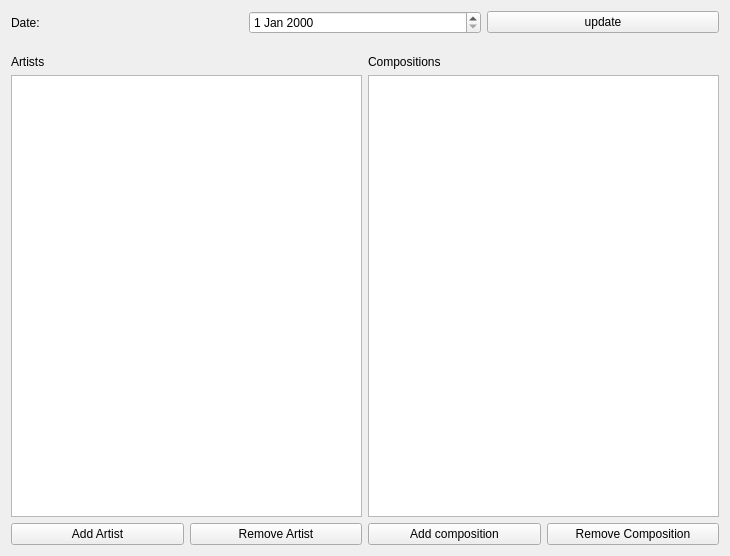
SergySanJj/Music-Chart, file MusicChart/mainwindow.ui: the form before one commit.
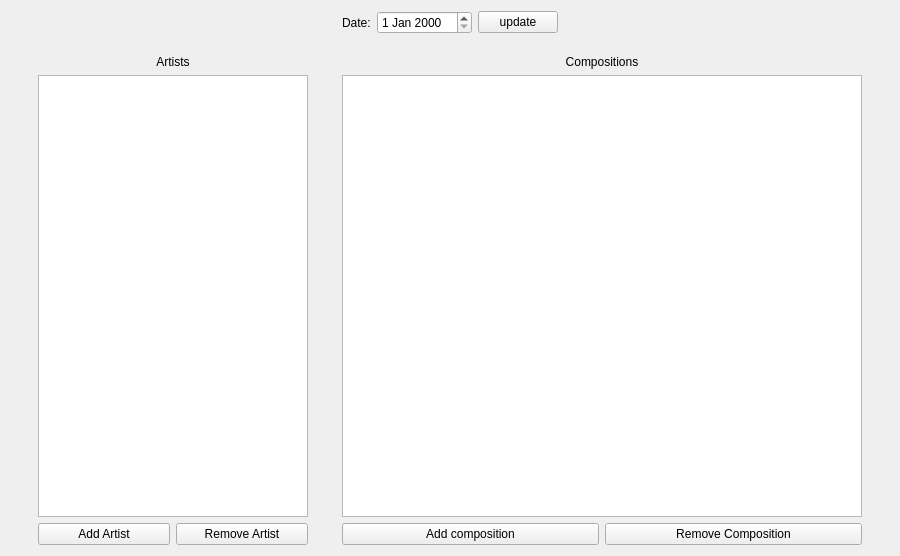
The form after the commit.

Commit message: Make GUI adaptive

```diff
--- a/MusicChart/mainwindow.ui
+++ b/MusicChart/mainwindow.ui
@@ -6,7 +6,7 @@
    <rect>
     <x>0</x>
     <y>0</y>
-    <width>730</width>
+    <width>900</width>
     <height>556</height>
    </rect>
   </property>
@@ -17,6 +17,19 @@
    <layout class="QGridLayout" name="gridLayout">
     <item row="0" column="0">
      <layout class="QHBoxLayout" name="horizontalLayout_2">
+      <item>
+       <spacer name="horizontalSpacer_3">
+        <property name="orientation">
+         <enum>Qt::Horizontal</enum>
+        </property>
+        <property name="sizeHint" stdset="0">
+         <size>
+          <width>40</width>
+          <height>20</height>
+         </size>
+        </property>
+       </spacer>
+      </item>
       <item>
        <widget class="QLabel" name="label">
         <property name="text">
@@ -34,21 +47,66 @@
         </property>
        </widget>
       </item>
+      <item>
+       <spacer name="horizontalSpacer_2">
+        <property name="orientation">
+         <enum>Qt::Horizontal</enum>
+        </property>
+        <property name="sizeHint" stdset="0">
+         <size>
+          <width>40</width>
+          <height>20</height>
+         </size>
+        </property>
+       </spacer>
+      </item>
      </layout>
     </item>
     <item row="2" column="0">
      <layout class="QHBoxLayout" name="horizontalLayout">
+      <item>
+       <spacer name="horizontalSpacer_4">
+        <property name="orientation">
+         <enum>Qt::Horizontal</enum>
+        </property>
+        <property name="sizeHint" stdset="0">
+         <size>
+          <width>40</width>
+          <height>20</height>
+         </size>
+        </property>
+       </spacer>
+      </item>
       <item>
        <layout class="QVBoxLayout" name="verticalLayout">
+        <property name="sizeConstraint">
+         <enum>QLayout::SetDefaultConstraint</enum>
+        </property>
         <item>
          <widget class="QLabel" name="label_2">
           <property name="text">
            <string>Artists</string>
           </property>
+          <property name="alignment">
+           <set>Qt::AlignCenter</set>
+          </property>
          </widget>
         </item>
         <item>
-         <widget class="QTableView" name="ArtistsView"/>
+         <widget class="QTableView" name="ArtistsView">
+          <property name="minimumSize">
+           <size>
+            <width>270</width>
+            <height>0</height>
+           </size>
+          </property>
+          <property name="maximumSize">
+           <size>
+            <width>250</width>
+            <height>16777215</height>
+           </size>
+          </property>
+         </widget>
         </item>
         <item>
          <layout class="QHBoxLayout" name="horizontalLayout_3">
@@ -70,6 +128,22 @@
         </item>
        </layout>
       </item>
+      <item>
+       <spacer name="horizontalSpacer">
+        <property name="orientation">
+         <enum>Qt::Horizontal</enum>
+        </property>
+        <property name="sizeType">
+         <enum>QSizePolicy::Expanding</enum>
+        </property>
+        <property name="sizeHint" stdset="0">
+         <size>
+          <width>40</width>
+          <height>20</height>
+         </size>
+        </property>
+       </spacer>
+      </item>
       <item>
        <layout class="QVBoxLayout" name="verticalLayout_2">
         <item>
@@ -77,10 +151,20 @@
           <property name="text">
            <string>Compositions</string>
           </property>
+          <property name="alignment">
+           <set>Qt::AlignCenter</set>
+          </property>
          </widget>
         </item>
         <item>
-         <widget class="QTableView" name="compositionsView"/>
+         <widget class="QTableView" name="compositionsView">
+          <property name="minimumSize">
+           <size>
+            <width>520</width>
+            <height>0</height>
+           </size>
+          </property>
+         </widget>
         </item>
         <item>
          <layout class="QHBoxLayout" name="horizontalLayout_4">
@@ -102,6 +186,19 @@
         </item>
        </layout>
       </item>
+      <item>
+       <spacer name="horizontalSpacer_5">
+        <property name="orientation">
+         <enum>Qt::Horizontal</enum>
+        </property>
+        <property name="sizeHint" stdset="0">
+         <size>
+          <width>40</width>
+          <height>20</height>
+         </size>
+        </property>
+       </spacer>
+      </item>
      </layout>
     </item>
     <item row="1" column="0">
```
The commit also changes 7 other files.
